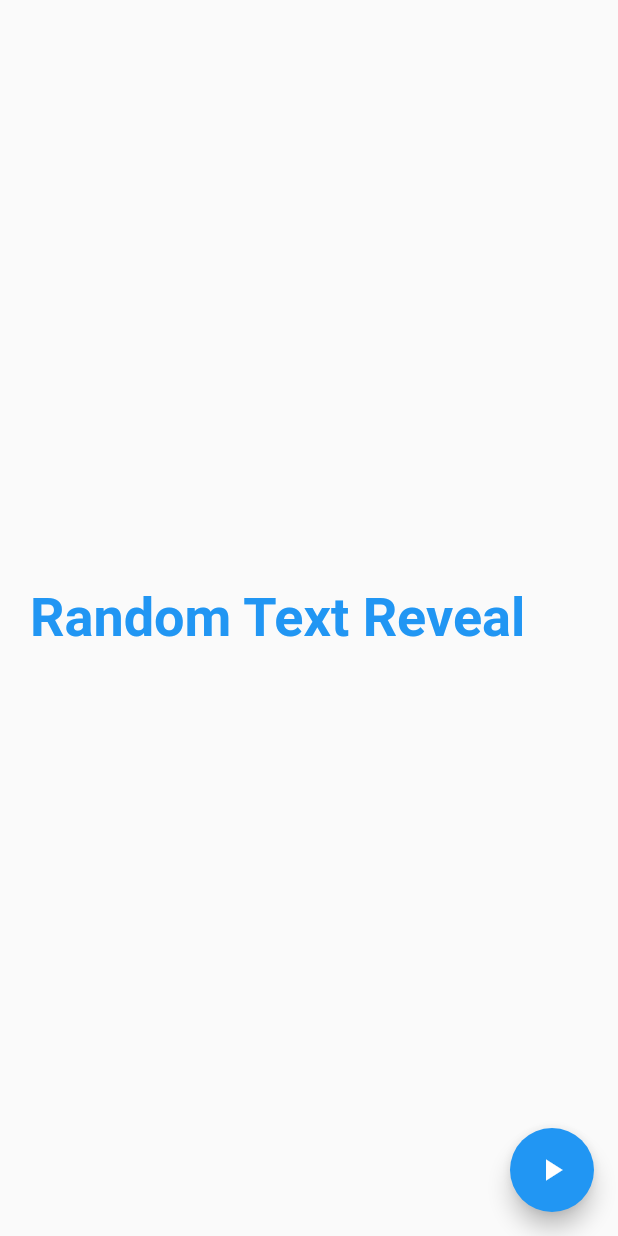
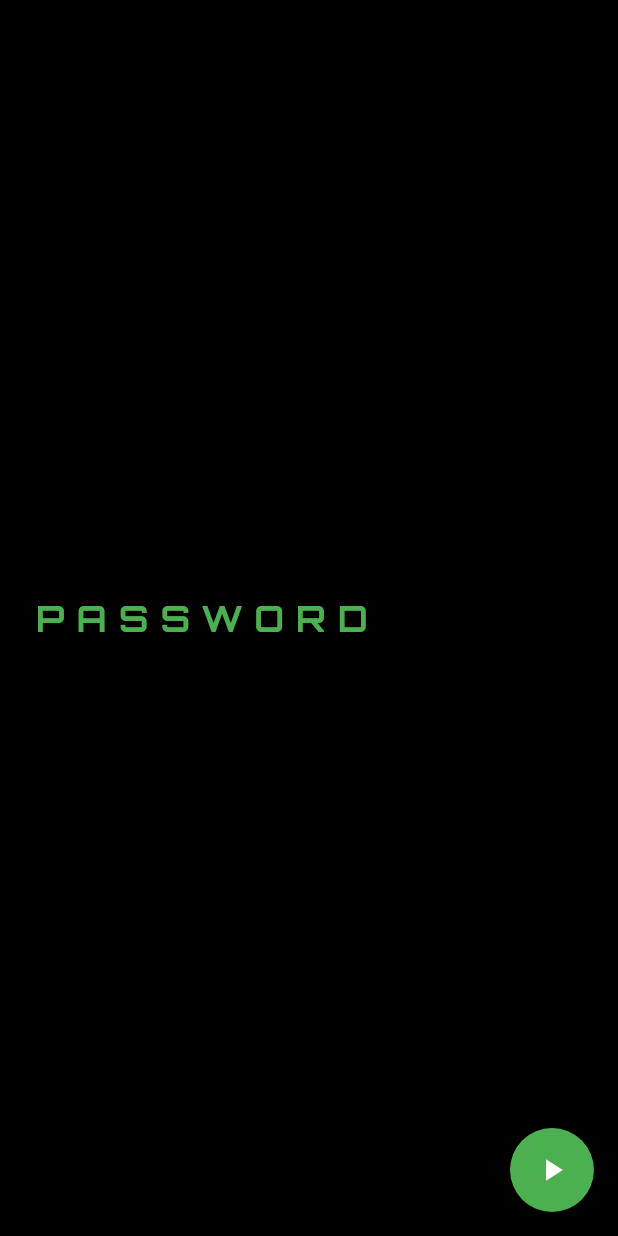
Before and after one commit to foxtrotravi/random_text_reveal, a Flutter app: the screen it shows after launch, on a phone screen of 412 x 824 dp. Run offline on Flutter 3.47's test engine with Material 2 defaults, Android fonts, the phone set to English and light mode, and no system bars; our stand-ins replace google_fonts.

Commit message:
Add an optional method to run on animation completion & helper class to return pre-defined strings.

```diff
--- a/example/lib/main.dart
+++ b/example/lib/main.dart
@@ -1,4 +1,5 @@
 import 'package:flutter/material.dart';
+import 'package:google_fonts/google_fonts.dart';
 
 // OUR PACKAGE
 import 'package:random_text_reveal/random_text_reveal.dart';
@@ -21,7 +22,8 @@ class MyApp extends StatelessWidget {
     return MaterialApp(
       title: 'Example',
       theme: ThemeData(
-        primarySwatch: Colors.blue,
+        primarySwatch: Colors.green,
+        scaffoldBackgroundColor: Colors.black,
       ),
       home: Scaffold(
         body: Container(
@@ -29,10 +31,23 @@ class MyApp extends StatelessWidget {
           alignment: Alignment.centerLeft,
           child: RandomTextReveal(
             key: globalKey,
-            text: 'Random Text Reveal',
+            text: 'PASSWORD',
             duration: const Duration(seconds: 2),
-            style: textStyle,
+            style: GoogleFonts.orbitron(
+              textStyle: const TextStyle(
+                fontSize: 24,
+                color: Colors.green,
+                fontWeight: FontWeight.bold,
+                letterSpacing: 8,
+              ),
+            ),
+            randomString: Source.alphabets,
+            onFinished: () {
+              debugPrint('Password cracked successfully');
+            },
             curve: Curves.easeIn,
+            overflow: TextOverflow.ellipsis,
+            maxLines: 2,
           ),
         ),
         floatingActionButton: FloatingActionButton(
--- a/example/pubspec.yaml
+++ b/example/pubspec.yaml
@@ -38,6 +38,7 @@ dependencies:
   # The following adds the Cupertino Icons font to your application.
   # Use with the CupertinoIcons class for iOS style icons.
   cupertino_icons: ^1.0.2
+  google_fonts: ^3.0.1
 
 dev_dependencies:
   flutter_test:
--- a/lib/random_text_reveal.dart
+++ b/lib/random_text_reveal.dart
@@ -4,13 +4,20 @@ import 'dart:math';
 
 import 'package:flutter/material.dart';
 
+class Source {
+  static const digits = '0123456789';
+  static const uppercase = 'ABCDEFGHIJKLMNOPQRSTUVWXYZ';
+  static const lowercase = 'abcdefghijklmnopqrstuvwxyz';
+  static const alphabets = '$uppercase$lowercase';
+  static const specialCharacters = '`~!@#\$%^&*()_+-=[]{}\\|;:\'".>/?';
+  static const all = '$digits$alphabets$specialCharacters';
+}
+
 class RandomTextReveal extends StatefulWidget {
   /// Creates an animated text widget.
   ///
   /// If the [style] argument is null, the text will use the style from the
   /// closest enclosing [DefaultTextStyle].
-  ///
-  /// The [data] parameter must not be null.
   ///
   /// The [overflow] property's behavior is affected by the [softWrap] argument.
   /// If the [softWrap] is true or null, the glyph causing overflow, and those that follow,
@@ -19,8 +26,9 @@ class RandomTextReveal extends StatefulWidget {
     Key? key,
     required this.text,
     this.style,
-    this.randomString = 'ABCDEFGHJKLMNOPQRSTUVWXYZ',
+    this.randomString = Source.uppercase,
     this.duration = const Duration(seconds: 2),
+    this.onFinished,
     this.curve = Curves.easeIn,
     this.textDirection = TextDirection.ltr,
     this.locale,
@@ -40,6 +48,9 @@ class RandomTextReveal extends StatefulWidget {
 
   /// The length of time this animation should last.
   final Duration duration;
+
+  /// A function which will be triggered at the end of animation
+  final VoidCallback? onFinished;
 
   /// A collection of common animation curves.
   final Curve curve;
@@ -120,7 +131,10 @@ class RandomTextRevealState extends State<RandomTextReveal>
   }
 
   String _animatedText({required String text, required int value}) {
-    if (value == text.length) return text;
+    if (value == text.length) {
+      widget.onFinished?.call();
+      return text;
+    }
 
     String substring = text.substring(0, value);
 
--- a/pubspec.yaml
+++ b/pubspec.yaml
@@ -1,6 +1,6 @@
 name: random_text_reveal
 description: A text animation package with random text reveal effect where the text reveals itself letter by letter (used mostly in movies)
-version: 0.0.3
+version: 0.0.4
 homepage: https://github.com/foxtrotravi/random_text_reveal
 
 environment:
```
Also changed, not shown: example/pubspec.lock, 9 other files.
